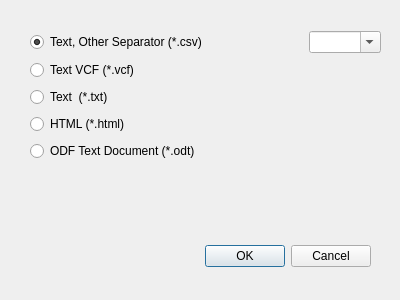
Qt form widgets/exportOptions.ui (interhawk/qt-client) before a commit.
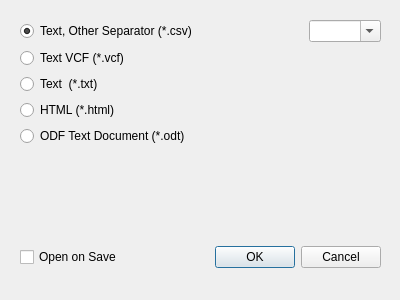
The same form after that commit. Custom widgets are drawn as their Qt base class.

Commit message: Added checkbox to export window

```diff
--- a/widgets/exportOptions.ui
+++ b/widgets/exportOptions.ui
@@ -13,31 +13,17 @@
   <property name="windowTitle">
    <string>Dialog</string>
   </property>
-  <widget class="QDialogButtonBox" name="buttonBox">
-   <property name="geometry">
-    <rect>
-     <x>30</x>
-     <y>240</y>
-     <width>341</width>
-     <height>32</height>
-    </rect>
-   </property>
-   <property name="orientation">
-    <enum>Qt::Horizontal</enum>
-   </property>
-   <property name="standardButtons">
-    <set>QDialogButtonBox::Cancel|QDialogButtonBox::Ok</set>
-   </property>
-  </widget>
   <widget class="QWidget" name="layoutWidget">
    <property name="geometry">
     <rect>
-     <x>30</x>
-     <y>30</y>
-     <width>351</width>
-     <height>134</height>
+     <x>20</x>
+     <y>20</y>
+     <width>361</width>
+     <height>248</height>
     </rect>
    </property>
+   <layout class="QVBoxLayout" name="verticalLayout_2">
+    <item>
    <layout class="QVBoxLayout" name="verticalLayout">
     <item>
      <layout class="QGridLayout" name="gridLayout">
@@ -117,8 +103,51 @@
      </widget>
     </item>
    </layout>
-  </widget>
- </widget>
+    </item>
+    <item>
+     <spacer name="verticalSpacer">
+      <property name="orientation">
+       <enum>Qt::Vertical</enum>
+      </property>
+      <property name="sizeHint" stdset="0">
+       <size>
+        <width>20</width>
+        <height>68</height>
+       </size>
+      </property>
+     </spacer>
+    </item>
+    <item>
+     <layout class="QHBoxLayout" name="horizontalLayout">
+      <item>
+       <widget class="XCheckBox" name="openCB">
+        <property name="text">
+         <string>Open on Save</string>
+        </property>
+       </widget>
+      </item>
+      <item>
+       <widget class="QDialogButtonBox" name="buttonBox">
+        <property name="orientation">
+         <enum>Qt::Horizontal</enum>
+        </property>
+        <property name="standardButtons">
+         <set>QDialogButtonBox::Cancel|QDialogButtonBox::Ok</set>
+        </property>
+       </widget>
+      </item>
+     </layout>
+    </item>
+   </layout>
+  </widget>
+ </widget>
+ <customwidgets>
+  <customwidget>
+   <class>XCheckBox</class>
+   <extends>QCheckBox</extends>
+   <header>xcheckbox.h</header>
+  </customwidget>
+ </customwidgets>
  <resources/>
  <connections/>
 </ui>
```
Lines whose indentation alone changed are shown as unchanged. The commit also changes 3 other files.
